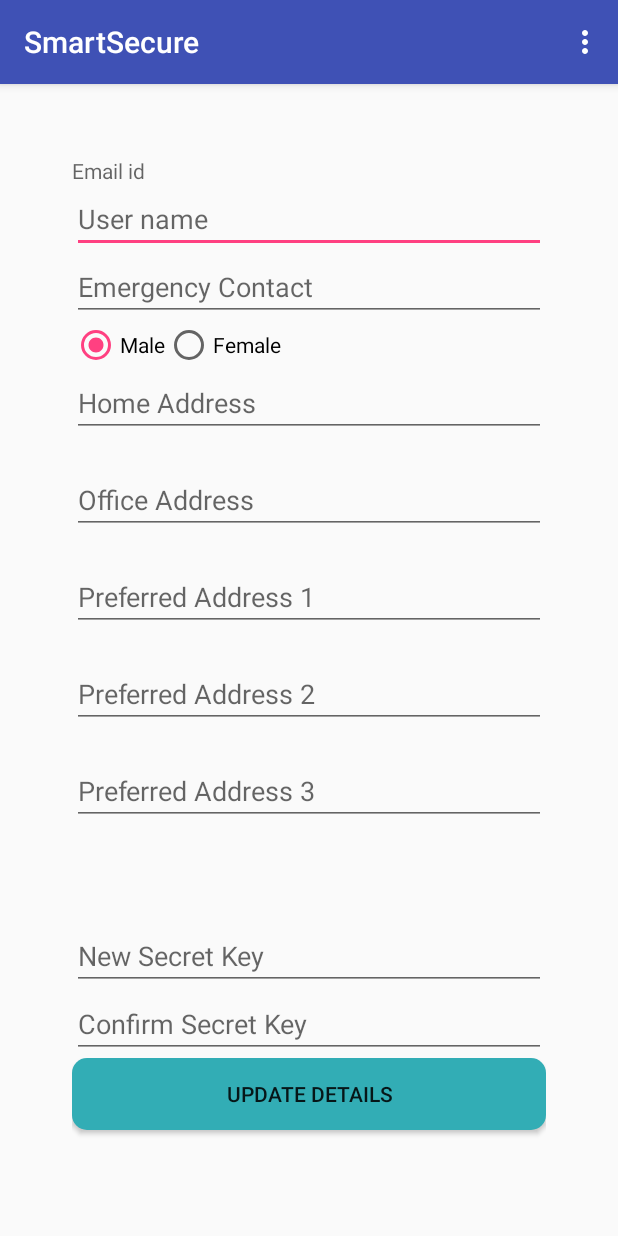
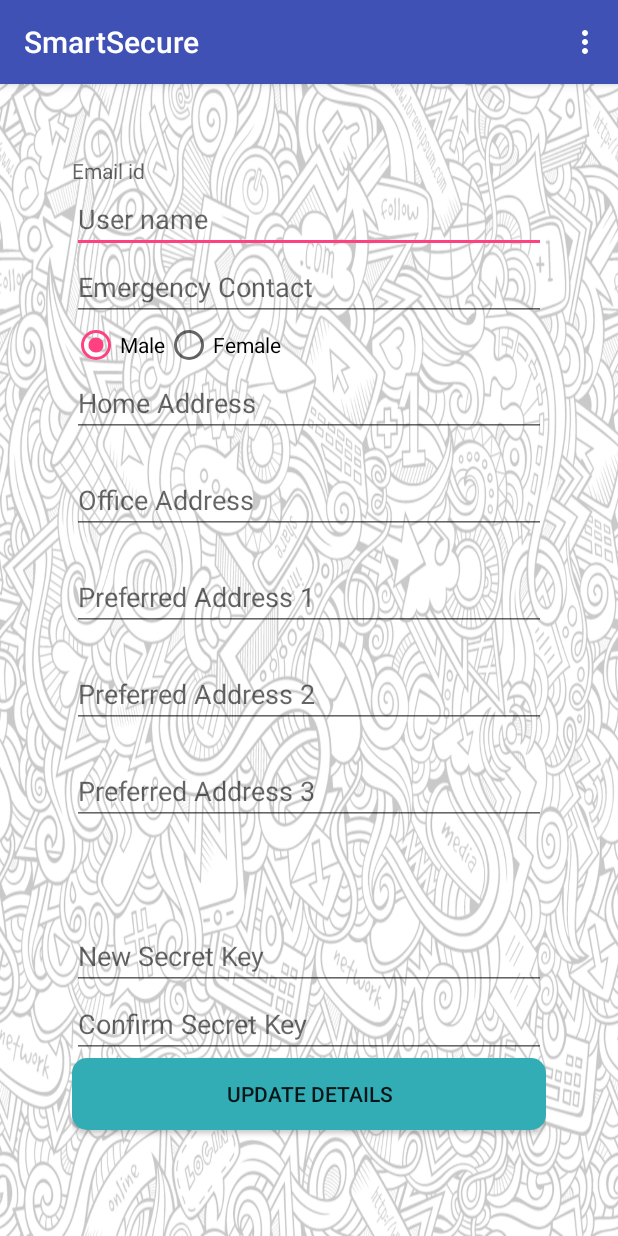
Before and after one commit to mallikakulkarni/SmartSecure, an Android app: the screen it shows after launch (SignUPActivity), on a phone screen of 412 x 824 dp. Run offline under Robolectric (Android 15) with nearby library versions, the phone set to English and light mode, and no system bars.

Commit message:
background image

```diff
--- a/AndroidService/app/src/main/res/layout/activity_main.xml
+++ b/AndroidService/app/src/main/res/layout/activity_main.xml
@@ -7,7 +7,8 @@
     android:paddingBottom="@dimen/activity_vertical_margin"
     android:paddingLeft="@dimen/activity_horizontal_margin"
     android:paddingRight="@dimen/activity_horizontal_margin"
-    android:paddingTop="@dimen/activity_vertical_margin">
+    android:paddingTop="@dimen/activity_vertical_margin"
+    android:background="@drawable/back">
     <Button
         android:id="@+id/startAlarm"
         android:layout_width="match_parent"
--- a/AndroidService/app/src/main/res/layout/signup.xml
+++ b/AndroidService/app/src/main/res/layout/signup.xml
@@ -8,7 +8,8 @@
     android:paddingBottom="@dimen/activity_vertical_margin"
     android:paddingLeft="@dimen/activity_horizontal_margin"
     android:paddingRight="@dimen/activity_horizontal_margin"
-    android:paddingTop="@dimen/activity_vertical_margin">
+    android:paddingTop="@dimen/activity_vertical_margin"
+    android:background="@drawable/back">
 
     <ScrollView xmlns:android="http://schemas.android.com/apk/res/android"
         android:layout_width="fill_parent"
```
Also changed, not shown: AndroidService/app/src/main/res/drawable/back.png (added).
